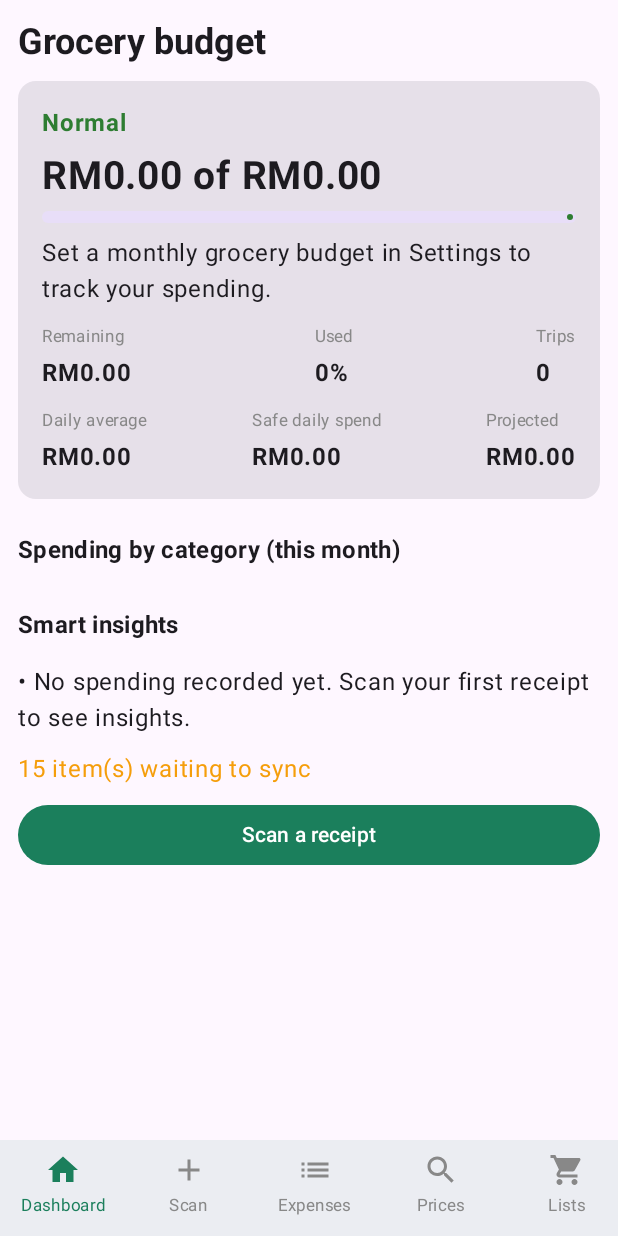
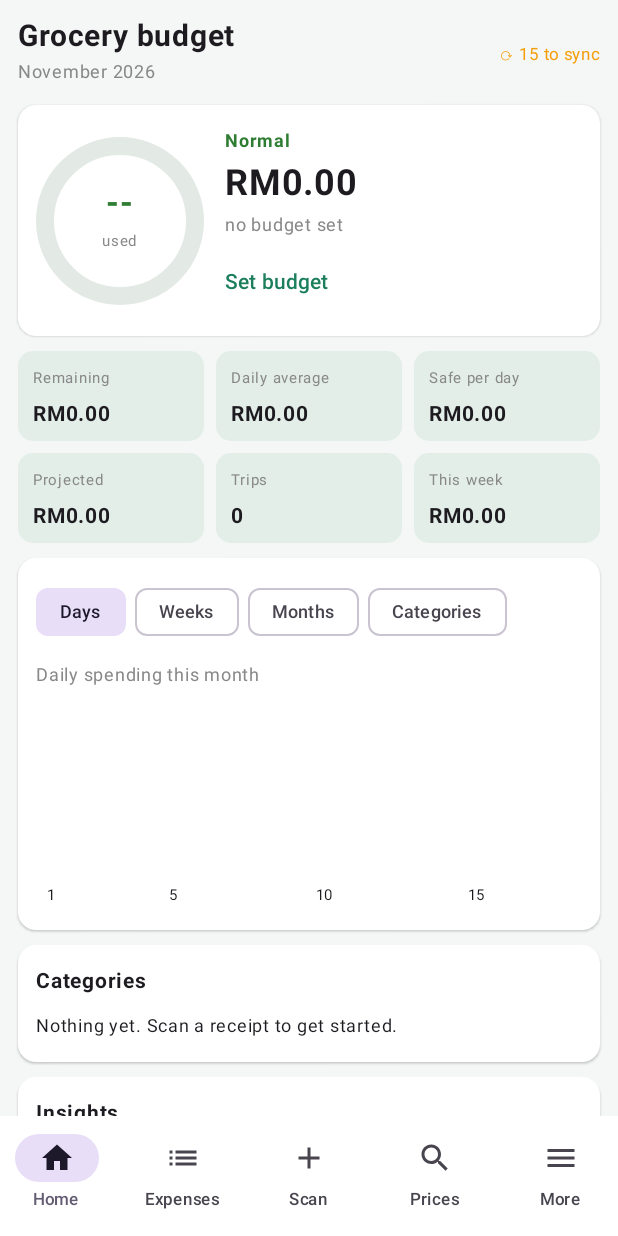
Before and after one commit to ridzuan88-lang/PriceTrackerMY, an Android app built with Jetpack Compose: the screen it shows after launch (MainActivity), on a phone screen of 412 x 824 dp. Run offline under Robolectric (Android 15) with nearby library versions, the phone set to English and light mode, and no system bars; our stand-ins replace Room's generated code; network calls fail; pictures from the network do not load; 2 statements that could not run were skipped.

Commit message:
Add files via upload

```diff
--- a/app/src/main/java/com/chewanninja/pricetrackermy/AppVM.kt
+++ b/app/src/main/java/com/chewanninja/pricetrackermy/AppVM.kt
@@ -17,7 +17,7 @@ import java.time.LocalDate
 import java.time.YearMonth
 import java.util.UUID
 
-enum class Screen(val label: String) { Dashboard("Dashboard"), Scan("Scan"), Expenses("Expenses"), Prices("Prices"), Shopping("Lists"), Reports("Reports"), Settings("Settings") }
+enum class Screen(val label: String) { Dashboard("Home"), Expenses("Expenses"), Scan("Scan"), Prices("Prices"), More("More"), Shopping("Lists"), Reports("Reports"), Settings("Settings") }
 
 class AppVM(private val app: Application) : AndroidViewModel(app) {
     private val a = app as PriceApp
--- a/app/src/main/java/com/chewanninja/pricetrackermy/MainActivity.kt
+++ b/app/src/main/java/com/chewanninja/pricetrackermy/MainActivity.kt
@@ -9,10 +9,7 @@ import androidx.activity.compose.BackHandler
 import androidx.activity.compose.setContent
 import androidx.activity.result.contract.ActivityResultContracts
 import androidx.activity.viewModels
-import androidx.compose.foundation.clickable
-import androidx.compose.foundation.horizontalScroll
 import androidx.compose.foundation.layout.*
-import androidx.compose.foundation.rememberScrollState
 import androidx.compose.material.icons.Icons
 import androidx.compose.material.icons.filled.*
 import androidx.compose.material3.*
@@ -35,29 +32,31 @@ class MainActivity : ComponentActivity() {
         super.onCreate(savedInstanceState)
         if (Build.VERSION.SDK_INT >= 33 && ContextCompat.checkSelfPermission(this, Manifest.permission.POST_NOTIFICATIONS) != PackageManager.PERMISSION_GRANTED)
             notifPerm.launch(Manifest.permission.POST_NOTIFICATIONS)
-        setContent { MaterialTheme(colorScheme = lightColorScheme(primary = Color(0xFF1B7F5C))) { Root(vm) } }
+        setContent {
+            MaterialTheme(colorScheme = lightColorScheme(
+                primary = Brand, onPrimary = Color.White, primaryContainer = Color(0xFFD6F0E5),
+                background = Bg, surface = Color.White, surfaceVariant = Color(0xFFEAF0EC))) { Root(vm) }
+        }
     }
 }
 
-private fun icon(s: Screen): ImageVector = when (s) {
+fun icon(s: Screen): ImageVector = when (s) {
     Screen.Dashboard -> Icons.Default.Home; Screen.Scan -> Icons.Default.Add; Screen.Expenses -> Icons.Default.List
     Screen.Prices -> Icons.Default.Search; Screen.Shopping -> Icons.Default.ShoppingCart
-    Screen.Reports -> Icons.Default.DateRange; Screen.Settings -> Icons.Default.Settings
+    Screen.Reports -> Icons.Default.DateRange; Screen.Settings -> Icons.Default.Settings; Screen.More -> Icons.Default.Menu
 }
 
 @Composable fun Root(vm: AppVM) {
     val d = vm.draft
     BackHandler(enabled = d != null) { vm.draft = null }
-    Scaffold(bottomBar = {
-        if (d == null) Surface(tonalElevation = 3.dp) {
-            Row(Modifier.horizontalScroll(rememberScrollState())) {
-                Screen.values().forEach { s ->
-                    val sel = vm.screen == s
-                    Column(Modifier.width(84.dp).clickable { vm.screen = s; vm.openList = null }.padding(vertical = 8.dp), horizontalAlignment = Alignment.CenterHorizontally) {
-                        Icon(icon(s), s.label, tint = if (sel) MaterialTheme.colorScheme.primary else Color.Gray)
-                        Text(s.label, fontSize = 11.sp, color = if (sel) MaterialTheme.colorScheme.primary else Color.Gray)
-                    }
-                }
+    BackHandler(enabled = d == null && vm.openList == null && vm.screen in setOf(Screen.Shopping, Screen.Reports, Screen.Settings)) { vm.screen = Screen.More }
+    val tabs = listOf(Screen.Dashboard, Screen.Expenses, Screen.Scan, Screen.Prices, Screen.More)
+    Scaffold(containerColor = Bg, bottomBar = {
+        if (d == null) NavigationBar(containerColor = Color.White) {
+            tabs.forEach { s ->
+                val sel = vm.screen == s || (s == Screen.More && vm.screen in setOf(Screen.Shopping, Screen.Reports, Screen.Settings))
+                NavigationBarItem(selected = sel, onClick = { vm.screen = s; vm.openList = null },
+                    icon = { Icon(icon(s), s.label) }, label = { Text(s.label, fontSize = 11.sp) })
             }
         }
     }) { pad ->
@@ -65,7 +64,7 @@ private fun icon(s: Screen): ImageVector = when (s) {
             if (d != null) ReviewScreen(vm, d) else when (vm.screen) {
                 Screen.Dashboard -> DashboardScreen(vm); Screen.Scan -> ScanScreen(vm); Screen.Expenses -> ExpensesScreen(vm)
                 Screen.Prices -> PricesScreen(vm); Screen.Shopping -> ShoppingScreen(vm); Screen.Reports -> ReportsScreen(vm)
-                Screen.Settings -> SettingsScreen(vm)
+                Screen.Settings -> SettingsScreen(vm); Screen.More -> MoreScreen(vm)
             }
         }
     }
--- a/app/src/main/java/com/chewanninja/pricetrackermy/UiCommon.kt
+++ b/app/src/main/java/com/chewanninja/pricetrackermy/UiCommon.kt
@@ -2,6 +2,11 @@ package com.chewanninja.pricetrackermy
 
 import android.graphics.BitmapFactory
 import androidx.compose.foundation.Canvas
+import androidx.compose.foundation.background
+import androidx.compose.foundation.shape.RoundedCornerShape
+import androidx.compose.ui.Alignment
+import androidx.compose.ui.graphics.StrokeCap
+import androidx.compose.ui.graphics.drawscope.Stroke
 import androidx.compose.foundation.Image
 import androidx.compose.foundation.layout.*
 import androidx.compose.material3.*
@@ -96,3 +101,58 @@ fun hex(s: String): Color = try { Color(android.graphics.Color.parseColor(s)) }
         pts.forEach { drawCircle(col, 4.dp.toPx(), it) }
     }
 }
+
+
+val Bg = Color(0xFFF4F7F5)
+val Brand = Color(0xFF1B7F5C)
+
+@Composable fun Panel(modifier: Modifier = Modifier, content: @Composable ColumnScope.() -> Unit) {
+    Card(modifier.fillMaxWidth(), colors = CardDefaults.cardColors(containerColor = Color.White), elevation = CardDefaults.cardElevation(1.dp)) {
+        Column(Modifier.padding(12.dp), verticalArrangement = Arrangement.spacedBy(6.dp), content = content)
+    }
+}
+
+@Composable fun MiniStat(label: String, value: String, modifier: Modifier = Modifier, color: Color = Brand) {
+    Column(modifier.background(color.copy(alpha = 0.08f), RoundedCornerShape(10.dp)).padding(horizontal = 10.dp, vertical = 6.dp)) {
+        Text(label, fontSize = 10.sp, color = Color.Gray, maxLines = 1)
+        Text(value, fontSize = 14.sp, fontWeight = FontWeight.Bold, maxLines = 1)
+    }
+}
+
+@Composable fun Ring(frac: Float, color: Color, dia: Dp = 110.dp, content: @Composable () -> Unit) {
+    Box(Modifier.size(dia), contentAlignment = Alignment.Center) {
+        Canvas(Modifier.fillMaxSize()) {
+            val w = 12.dp.toPx(); val s = Size(this.size.width - w, this.size.height - w); val tl = Offset(w / 2, w / 2)
+            drawArc(Color(0xFFE3EAE6), 0f, 360f, false, tl, s, style = Stroke(w))
+            drawArc(color, -90f, 360f * frac.coerceIn(0f, 1f), false, tl, s, style = Stroke(w, cap = StrokeCap.Round))
+        }
+        content()
+    }
+}
+
+@Composable fun Donut(parts: List<Pair<Color, Double>>, dia: Dp = 120.dp, content: @Composable () -> Unit = {}) {
+    val total = parts.sumOf { it.second }
+    Box(Modifier.size(dia), contentAlignment = Alignment.Center) {
+        Canvas(Modifier.fillMaxSize()) {
+            val w = 20.dp.toPx(); val s = Size(this.size.width - w, this.size.height - w); val tl = Offset(w / 2, w / 2)
+            if (total <= 0.0) drawArc(Color(0xFFE3EAE6), 0f, 360f, false, tl, s, style = Stroke(w))
+            else {
+                var start = -90f
+                parts.forEach { (c, v) ->
+                    val sw = (v / total * 360).toFloat()
+                    drawArc(c, start, (sw - 1.5f).coerceAtLeast(0.5f), false, tl, s, style = Stroke(w))
+                    start += sw
+                }
+            }
+        }
+        content()
+    }
+}
+
+@Composable fun Legend(color: Color, name: String, value: String) {
+    Row(verticalAlignment = Alignment.CenterVertically, horizontalArrangement = Arrangement.spacedBy(6.dp)) {
+        Box(Modifier.size(9.dp).background(color, RoundedCornerShape(5.dp)))
+        Text(name, Modifier.weight(1f), fontSize = 12.sp, maxLines = 1)
+        Text(value, fontSize = 12.sp, fontWeight = FontWeight.Bold)
+    }
+}
--- a/app/src/main/java/com/chewanninja/pricetrackermy/UiDashboard.kt
+++ b/app/src/main/java/com/chewanninja/pricetrackermy/UiDashboard.kt
@@ -1,67 +1,125 @@
 package com.chewanninja.pricetrackermy
 
+import androidx.compose.foundation.background
+import androidx.compose.foundation.horizontalScroll
 import androidx.compose.foundation.layout.*
 import androidx.compose.foundation.lazy.LazyColumn
+import androidx.compose.foundation.rememberScrollState
 import androidx.compose.material3.*
 import androidx.compose.runtime.*
 import androidx.compose.ui.Alignment
 import androidx.compose.ui.Modifier
+import androidx.compose.ui.graphics.Color
 import androidx.compose.ui.text.font.FontWeight
 import androidx.compose.ui.unit.dp
 import androidx.compose.ui.unit.sp
 import java.time.LocalDate
+import java.time.format.TextStyle
+import java.util.Locale
 
 @Composable fun DashboardScreen(vm: AppVM) {
     val exp by vm.expenses.collectAsState(); val items by vm.items.collectAsState(); val budgets by vm.budgets.collectAsState()
     val cats by vm.categories.collectAsState(); val st by vm.settings.collectAsState(); val jobs by vm.pendingJobs.collectAsState()
-    val dash = remember(exp, items, budgets, cats, st) { Fin.dash(exp, items, budgets, cats, st, LocalDate.now()) }
+    val today = LocalDate.now()
+    val dash = remember(exp, items, budgets, cats, st) { Fin.dash(exp, items, budgets, cats, st, today) }
     val col = LevelColors[dash.level]
-    LazyColumn(Modifier.fillMaxSize().padding(12.dp), verticalArrangement = Arrangement.spacedBy(10.dp)) {
-        item { Text("Grocery budget", style = MaterialTheme.typography.headlineSmall, fontWeight = FontWeight.Bold) }
+    var chart by remember { mutableStateOf(0) }
+    var allCats by remember { mutableStateOf(false) }
+    val daily = remember(exp) { (1..today.dayOfMonth).map { d -> val dd = today.withDayOfMonth(d); Fin.spentIn(exp, dd.toEpochDay(), dd.toEpochDay()) } }
+    val dailyLabels = (1..today.dayOfMonth).map { if (it == 1 || it % 5 == 0) "$it" else "" }
+    val weekly = remember(exp) { Fin.buckets(exp, 1, today) }
+    val monthly = remember(exp) { Fin.buckets(exp, 2, today) }
+    val catRows = dash.cats.filter { it.spent > 0 }
+    val chartTitle = listOf("Daily spending this month", "Last 8 weeks", "Last 12 months", "Spending by category this month")[chart]
+
+    LazyColumn(Modifier.fillMaxSize().background(Bg), contentPadding = PaddingValues(12.dp), verticalArrangement = Arrangement.spacedBy(10.dp)) {
         item {
-            Card(Modifier.fillMaxWidth()) { Column(Modifier.padding(16.dp), verticalArrangement = Arrangement.spacedBy(8.dp)) {
-                Text(Fin.LABELS[dash.level], color = col, fontWeight = FontWeight.Bold)
-                Text("${rm(dash.spent)} of ${rm(dash.budget)}", fontSize = 26.sp, fontWeight = FontWeight.Bold)
-                Bar(if (dash.budget > 0) (dash.pct / 100).toFloat() else 0f, col)
-                Text(dash.message)
-                Row(Modifier.fillMaxWidth(), horizontalArrangement = Arrangement.SpaceBetween) {
-                    Stat("Remaining", rm(dash.remaining)); Stat("Used", "${dash.pct.toInt()}%"); Stat("Trips", "${dash.trips}")
+            Row(Modifier.fillMaxWidth(), verticalAlignment = Alignment.CenterVertically) {
+                Column(Modifier.weight(1f)) {
+                    Text("Grocery budget", fontSize = 20.sp, fontWeight = FontWeight.Bold)
+                    Text("${today.month.getDisplayName(TextStyle.FULL, Locale.ENGLISH)} ${today.year}", fontSize = 12.sp, color = Color.Gray)
                 }
-                Row(Modifier.fillMaxWidth(), horizontalArrangement = Arrangement.SpaceBetween) {
-                    Stat("Daily average", rm(dash.dailyAvg)); Stat("Safe daily spend", rm(dash.recDaily)); Stat("Projected", rm(dash.projected))
-                }
-            } }
-        }
-        if (dash.weeklyBudget > 0 || dash.savings > 0) item {
-            Card(Modifier.fillMaxWidth()) { Column(Modifier.padding(16.dp), verticalArrangement = Arrangement.spacedBy(6.dp)) {
-                if (dash.weeklyBudget > 0) {
-                    Text("This week: ${rm(dash.weekSpent)} of ${rm(dash.weeklyBudget)}", fontWeight = FontWeight.Bold)
-                    Bar((dash.weekPct / 100).toFloat(), LevelColors[Fin.level(dash.weekPct, Fin.thresholds(st))])
-                }
-                if (dash.savings > 0) Text("Savings target ${rm(dash.savings)} - spend at most ${rm(dash.budget - dash.savings)} this month to reach it.")
-            } }
-        }
-        item { Section("Spending by category (this month)") }
-        items(dash.cats.filter { it.spent > 0 || it.budget > 0 }.size) { i ->
-            val c = dash.cats.filter { it.spent > 0 || it.budget > 0 }[i]
-            Column {
-                Row(Modifier.fillMaxWidth(), horizontalArrangement = Arrangement.SpaceBetween) {
-                    Text(c.name); Text(if (c.budget > 0) "${rm(c.spent)} / ${rm(c.budget)}" else rm(c.spent))
-                }
-                Bar(if (c.budget > 0) (c.spent / c.budget).toFloat() else if (dash.spent > 0) (c.spent / dash.spent).toFloat() else 0f,
-                    if (c.budget > 0 && c.spent > c.budget) LevelColors[4] else hex(c.color))
+                if (jobs > 0) Text("⟳ $jobs to sync", fontSize = 11.sp, color = Orange)
             }
         }
-        item { Section("Smart insights") }
-        items(dash.insights.size) { i -> Text("• ${dash.insights[i]}") }
         item {
-            if (jobs > 0) Text("$jobs item(s) waiting to sync" + (vm.lastError.value?.let { " - last error: $it" } ?: ""), color = Orange)
-            Spacer(Modifier.height(8.dp))
-            Button({ vm.screen = Screen.Scan }, Modifier.fillMaxWidth()) { Text("Scan a receipt") }
+            Panel {
+                Row(verticalAlignment = Alignment.CenterVertically, horizontalArrangement = Arrangement.spacedBy(14.dp)) {
+                    Ring(if (dash.budget > 0) (dash.pct / 100).toFloat() else 0f, col, 112.dp) {
+                        Column(horizontalAlignment = Alignment.CenterHorizontally) {
+                            Text(if (dash.budget > 0) "${dash.pct.toInt()}%" else "--", fontSize = 22.sp, fontWeight = FontWeight.Bold, color = col)
+                            Text("used", fontSize = 10.sp, color = Color.Gray)
+                        }
+                    }
+                    Column(Modifier.weight(1f), verticalArrangement = Arrangement.spacedBy(2.dp)) {
+                        Text(Fin.LABELS[dash.level], color = col, fontWeight = FontWeight.Bold, fontSize = 12.sp)
+                        Text(rm(dash.spent), fontSize = 24.sp, fontWeight = FontWeight.Bold)
+                        Text(if (dash.budget > 0) "of ${rm(dash.budget)}" else "no budget set", fontSize = 12.sp, color = Color.Gray)
+                        if (dash.budget <= 0) TextButton({ vm.screen = Screen.Settings }, contentPadding = PaddingValues(0.dp)) { Text("Set budget") }
+                    }
+                }
+                if (dash.budget > 0) Text(dash.message, fontSize = 12.sp)
+            }
         }
+        item {
+            Column(verticalArrangement = Arrangement.spacedBy(8.dp)) {
+                Row(Modifier.fillMaxWidth(), horizontalArrangement = Arrangement.spacedBy(8.dp)) {
+                    MiniStat("Remaining", rm(dash.remaining), Modifier.weight(1f), if (dash.remaining < 0) LevelColors[4] else Brand)
+                    MiniStat("Daily average", rm(dash.dailyAvg), Modifier.weight(1f))
+                    MiniStat("Safe per day", rm(dash.recDaily), Modifier.weight(1f))
+                }
+                Row(Modifier.fillMaxWidth(), horizontalArrangement = Arrangement.spacedBy(8.dp)) {
+                    MiniStat("Projected", rm(dash.projected), Modifier.weight(1f), if (dash.budget > 0 && dash.projected > dash.budget) LevelColors[3] else Brand)
+                    MiniStat("Trips", "${dash.trips}", Modifier.weight(1f))
+                    MiniStat(if (dash.weeklyBudget > 0) "Week / ${rm(dash.weeklyBudget)}" else "This week", rm(dash.weekSpent), Modifier.weight(1f),
+                        if (dash.weeklyBudget > 0 && dash.weekSpent > dash.weeklyBudget) LevelColors[4] else Brand)
+                }
+                if (dash.savings > 0) Text("Savings target ${rm(dash.savings)} - spend at most ${rm(dash.budget - dash.savings)} to reach it.", fontSize = 11.sp, color = Color.Gray)
+            }
+        }
+        item {
+            Panel {
+                Row(Modifier.horizontalScroll(rememberScrollState()), horizontalArrangement = Arrangement.spacedBy(6.dp)) {
+                    listOf("Days", "Weeks", "Months", "Categories").forEachIndexed { i, n -> FilterChip(chart == i, { chart = i }, { Text(n, fontSize = 12.sp) }) }
+                }
+                Text(chartTitle, fontSize = 12.sp, color = Color.Gray)
+                when (chart) {
+                    0 -> BarChart(dailyLabels, daily, Modifier.fillMaxWidth().height(140.dp))
+                    1 -> BarChart(weekly.first, weekly.second, Modifier.fillMaxWidth().height(140.dp))
+                    2 -> BarChart(monthly.first, monthly.second, Modifier.fillMaxWidth().height(140.dp))
+                    else -> if (catRows.isEmpty()) Text("No spending recorded yet.", fontSize = 12.sp) else
+                        Row(horizontalArrangement = Arrangement.spacedBy(12.dp), verticalAlignment = Alignment.CenterVertically) {
+                            Donut(catRows.map { hex(it.color) to it.spent }, 120.dp) { Text(rm(dash.spent), fontSize = 11.sp, fontWeight = FontWeight.Bold) }
+                            Column(Modifier.weight(1f), verticalArrangement = Arrangement.spacedBy(3.dp)) {
+                                catRows.take(6).forEach { Legend(hex(it.color), it.name, rm(it.spent)) }
+                            }
+                        }
+                }
+            }
+        }
+        item {
+            val rows = dash.cats.filter { it.spent > 0 || it.budget > 0 }
+            Panel {
+                Text("Categories", fontWeight = FontWeight.Bold, fontSize = 14.sp)
+                if (rows.isEmpty()) Text("Nothing yet. Scan a receipt to get started.", fontSize = 12.sp)
+                (if (allCats) rows else rows.take(5)).forEach { c ->
+                    Column {
+                        Row(Modifier.fillMaxWidth(), horizontalArrangement = Arrangement.SpaceBetween) {
+                            Text(c.name, fontSize = 12.sp); Text(if (c.budget > 0) "${rm(c.spent)} / ${rm(c.budget)}" else rm(c.spent), fontSize = 12.sp)
+                        }
+                        Bar(if (c.budget > 0) (c.spent / c.budget).toFloat() else if (dash.spent > 0) (c.spent / dash.spent).toFloat() else 0f,
+                            if (c.budget > 0 && c.spent > c.budget) LevelColors[4] else hex(c.color), Modifier.height(5.dp))
+                    }
+                }
+                if (rows.size > 5) TextButton({ allCats = !allCats }, contentPadding = PaddingValues(0.dp)) { Text(if (allCats) "Show less" else "Show all (${rows.size})") }
+            }
+        }
+        item {
+            Panel {
+                Text("Insights", fontWeight = FontWeight.Bold, fontSize = 14.sp)
+                dash.insights.take(3).forEach { Text("• $it", fontSize = 12.sp) }
+            }
+        }
+        item { Spacer(Modifier.height(4.dp)) }
     }
 }
-
-@Composable fun Stat(label: String, value: String) {
-    Column { Text(label, fontSize = 11.sp, color = androidx.compose.ui.graphics.Color.Gray); Text(value, fontWeight = FontWeight.Bold) }
-}
```
Also changed, not shown: app/src/main/java/com/chewanninja/pricetrackermy/UiExpenses.kt (+16 -7 lines), app/src/main/java/com/chewanninja/pricetrackermy/UiMore.kt (added, +32 -0 lines).
